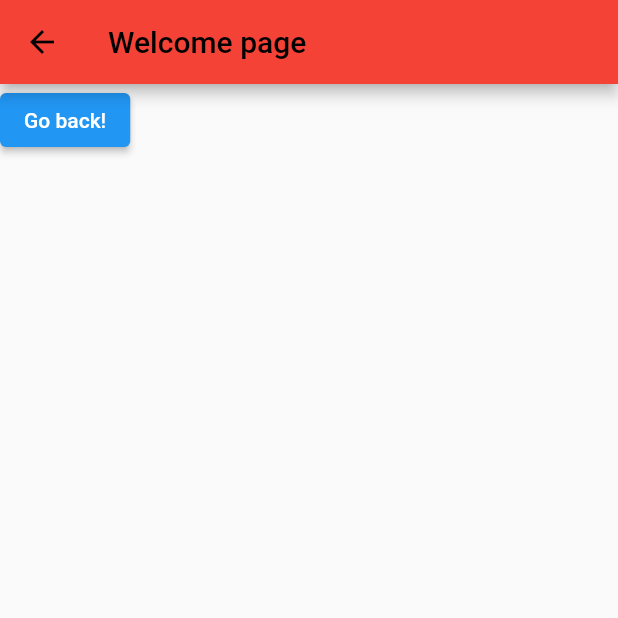
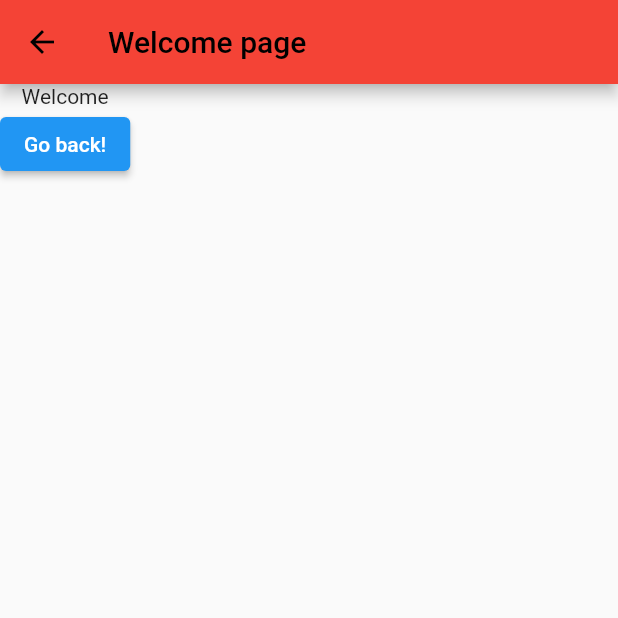
Before and after one commit to gioboa/flutter_gym, a Flutter app: the screen it shows after launch, in the side drawer, after a tap on "Welcome", on a phone screen of 412 x 824 dp, the top half of it. Run offline on Flutter 3.47's test engine with Material 2 defaults, Android fonts, the phone set to English and light mode, and no system bars; Roboto replaces fonts that are missing (Aveny).

Commit message:
dev: added login

```diff
--- a/lib/drawer.dart
+++ /dev/null
@@ -1,58 +0,0 @@
-import 'package:flutter/material.dart';
-import 'package:flutter_gym/pages/welcome-page.dart';
-
-class MyDrawer extends StatelessWidget {
-  @override
-  Widget build(BuildContext context) {
-    return Drawer(
-      child: ListView(
-        padding: EdgeInsets.zero,
-        children: <Widget>[
-          DrawerHeader(
-            child: Text(
-              'Side menu',
-              style: TextStyle(color: Colors.white, fontSize: 25),
-            ),
-            decoration: BoxDecoration(
-                color: Colors.green,
-                image: DecorationImage(
-                    fit: BoxFit.fitWidth,
-                    image: NetworkImage(
-                        'https://flutter.dev/assets/flutter-lockup-1caf6476beed76adec3c477586da54de6b552b2f42108ec5bc68dc63bae2df75.png'))),
-          ),
-          ListTile(
-            leading: Icon(Icons.input),
-            title: Text('Welcome'),
-            onTap: () => {
-              Navigator.of(context).pop(),
-              Navigator.push(
-                context,
-                MaterialPageRoute(builder: (context) => WelcomePage()),
-              )
-            },
-          ),
-          ListTile(
-            leading: Icon(Icons.verified_user),
-            title: Text('Profile'),
-            onTap: () => {Navigator.of(context).pop()},
-          ),
-          ListTile(
-            leading: Icon(Icons.settings),
-            title: Text('Settings'),
-            onTap: () => {Navigator.of(context).pop()},
-          ),
-          ListTile(
-            leading: Icon(Icons.border_color),
-            title: Text('Feedback'),
-            onTap: () => {Navigator.of(context).pop()},
-          ),
-          ListTile(
-            leading: Icon(Icons.exit_to_app),
-            title: Text('Logout'),
-            onTap: () => {Navigator.of(context).pop()},
-          ),
-        ],
-      ),
-    );
-  }
-}
--- a/lib/main.dart
+++ b/lib/main.dart
@@ -1,5 +1,5 @@
 import 'package:flutter/material.dart';
-import 'package:flutter_gym/drawer.dart';
+import 'package:flutter_gym/utils/drawer.dart';
 
 void main() => runApp(Home());
 
--- a/lib/pages/welcome-page.dart
+++ b/lib/pages/welcome.dart
@@ -1,6 +1,6 @@
 import 'package:flutter/material.dart';
 
-class WelcomePage extends StatelessWidget {
+class Welcome extends StatelessWidget {
   @override
   Widget build(BuildContext context) {
     return Scaffold(
@@ -10,6 +10,7 @@ class WelcomePage extends StatelessWidget {
       ),
       body: Column(
         children: <Widget>[
+          Text("Welcome"),
           ElevatedButton(
             onPressed: () {
               Navigator.pop(context);
--- /dev/null
+++ b/lib/utils/drawer.dart
@@ -0,0 +1,51 @@
+import 'package:flutter/material.dart';
+
+import '../pages/login.dart';
+import '../pages/welcome.dart';
+
+class MyDrawer extends StatelessWidget {
+  @override
+  Widget build(BuildContext context) {
+    return Drawer(
+      child: ListView(
+        padding: EdgeInsets.zero,
+        children: <Widget>[
+          DrawerHeader(
+            child: Text(
+              'Side menu',
+              style: TextStyle(color: Colors.white, fontSize: 25),
+            ),
+            decoration: BoxDecoration(
+                color: Colors.green,
+                image: DecorationImage(
+                  image: AssetImage("assets/images/wallpaper.jpg"),
+                  fit: BoxFit.fitWidth,
+                )),
+          ),
+          ListTile(
+            leading: Icon(Icons.input),
+            title: Text('Welcome'),
+            onTap: () => {
+              Navigator.of(context).pop(),
+              Navigator.push(
+                context,
+                MaterialPageRoute(builder: (context) => Welcome()),
+              )
+            },
+          ),
+          ListTile(
+            leading: Icon(Icons.input),
+            title: Text('Login'),
+            onTap: () => {
+              Navigator.of(context).pop(),
+              Navigator.push(
+                context,
+                MaterialPageRoute(builder: (context) => Login()),
+              )
+            },
+          ),
+        ],
+      ),
+    );
+  }
+}
--- a/pubspec.yaml
+++ b/pubspec.yaml
@@ -45,8 +45,8 @@ flutter:
   uses-material-design: true
 
   # To add assets to your application, add an assets section, like this:
-  # assets:
-  #   - images/a_dot_burr.jpeg
+  assets:
+     - assets/images/wallpaper.jpg
   #   - images/a_dot_ham.jpeg
 
   # An image asset can refer to one or more resolution-specific "variants", see
```
Also changed, not shown: lib/pages/login.dart (added, +80 -0 lines), assets/images/wallpaper.jpg (added), lib/utils/utils.dart (added), 1 other file.
